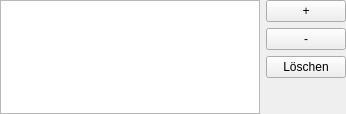
First picture: the form in pksform.ui, repository schaerfo/titrafit, before the edit.
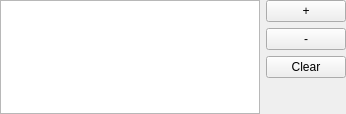
Second picture: the form after the edit.

Diff of the .ui file:
```diff
--- a/pksform.ui
+++ b/pksform.ui
@@ -74,7 +74,7 @@
       </sizepolicy>
      </property>
      <property name="text">
-      <string>Löschen</string>
+      <string>Clear</string>
      </property>
     </widget>
    </item>
```
